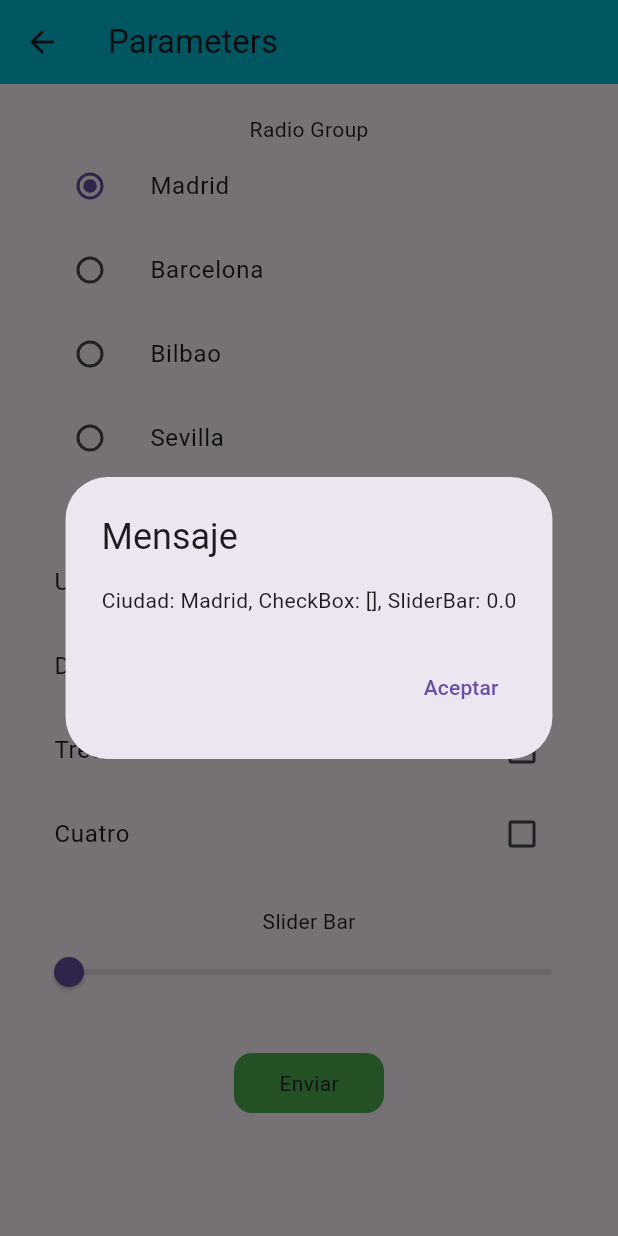
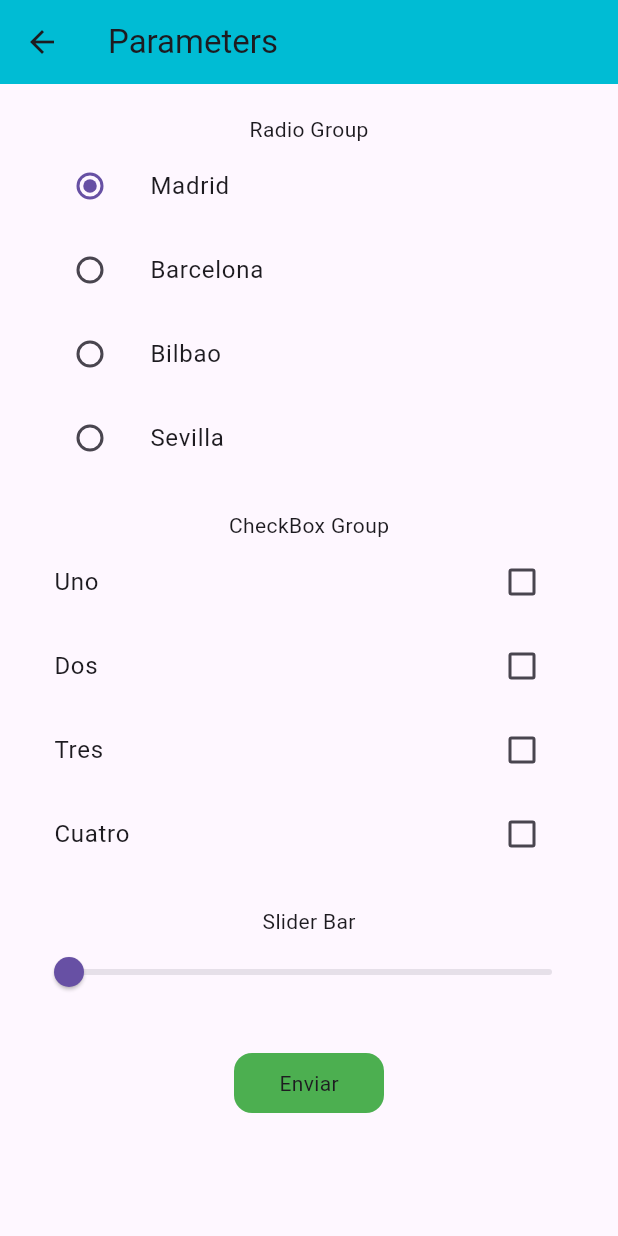
Before and after one commit to eloimoncho/tutorialFlutter, a Flutter app: the ParametersPage screen opened directly, after a tap on "Enviar", on a phone screen of 412 x 824 dp. Run offline on Flutter 3.47's test engine with Material 3 defaults, Android fonts, the phone set to English and light mode, and no system bars; missing offline and left inert: mqtt_client.

Commit message:
MQTT Publish message

```diff
--- a/lib/pages/parameters_page.dart
+++ b/lib/pages/parameters_page.dart
@@ -1,4 +1,8 @@
+import 'dart:convert';
+
 import 'package:flutter/material.dart';
+import 'package:provider/provider.dart';
+import 'package:tutorial/services/my_mqtt_client.dart';
 
 class ParametersPage extends StatefulWidget {
   const ParametersPage({super.key});
@@ -132,8 +136,16 @@ class _ParametersPageState extends State<ParametersPage> {
                     if(isDos!){checkBoxResults.add('Dos');}
                     if(isTres!){checkBoxResults.add('Tres');}
                     if(isCuatro!){checkBoxResults.add('Cuatro');}
-                    String message = 'Ciudad: $currentOption, CheckBox: $checkBoxResults, SliderBar: $sliderValue';
-                    showDialog(
+
+                    Map<String, dynamic> message = {
+                      'Radio Group': currentOption,
+                      'CheckBox Group': checkBoxResults,
+                      'Slider Bar': sliderValue
+                    };
+                    String jsonMessage = jsonEncode(message);
+                    Provider.of<MQTTClientWrapper>(context, listen: false).publishMessage(jsonMessage, 'writeParameters');
+                    //String message = 'Ciudad: $currentOption, CheckBox: $checkBoxResults, SliderBar: $sliderValue';
+                    /*showDialog(
                       context: context,
                       builder: (BuildContext context) {
                         return AlertDialog(
@@ -149,7 +161,7 @@ class _ParametersPageState extends State<ParametersPage> {
                           ],
                         );
                       },
-                    );
+                    );*/
                   },
                   child: Container(
                     height: 40,
--- a/lib/services/my_mqtt_client.dart
+++ b/lib/services/my_mqtt_client.dart
@@ -67,6 +67,15 @@ class MQTTClientWrapper extends ChangeNotifier {
     client.onSubscribed = _onSubscribed;
   }
 
+  void publishMessage(String message, String topic) {
+    final MqttClientPayloadBuilder builder = MqttClientPayloadBuilder();
+    builder.addString(message);
+
+    print('Publishing message "$message" to topic $topic');
+
+    client.publishMessage(topic, MqttQos.exactlyOnce, builder.payload!);
+  }
+
   void _onDisconnected() {
     print('OnDisconnected client callback - Client disconnection');
     connectionState = MqttCurrentConnectionState.DISCONNECTED;
```
